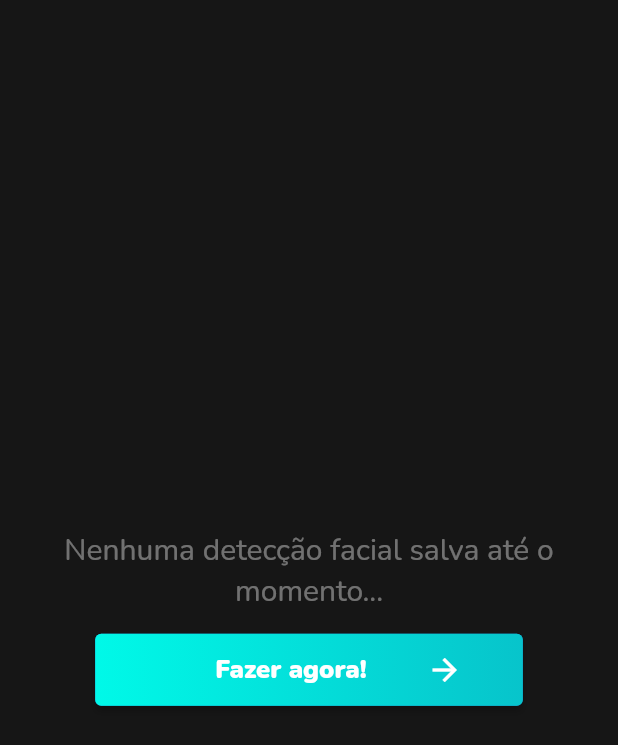
After one commit to viniciusamelio/biometricas, a Flutter app: the ResultsPage screen opened directly, on a phone screen of 412 x 824 dp. The commit adds this screen. Shown: the top 745 px of the screen. Run offline on Flutter 3.47's test engine with Material 2 defaults, Android fonts, the phone set to English and light mode, and no system bars; our stand-ins replace dio, google_fonts, hive, image_picker, permission_handler, rx_notifier and 1 more; missing offline and left inert: firebase_ml_vision; accounts and stored records are empty.

Commit message:
Adding result page, named routes and storage service

```diff
--- a/mobile/lib/main.dart
+++ b/mobile/lib/main.dart
@@ -19,6 +19,7 @@ class MyApp extends StatelessWidget {
         visualDensity: VisualDensity.adaptivePlatformDensity,
       ),
       home: HomePage(),
+      routes: {"/home": (context) => HomePage()},
     );
   }
 }
--- a/mobile/lib/modules/camera/repositories/cameraRepository.dart
+++ b/mobile/lib/modules/camera/repositories/cameraRepository.dart
@@ -1,14 +1,14 @@
 import 'package:biometricas/modules/camera/dto/pictureProcessRequestDto.dart';
 import 'package:biometricas/modules/camera/dto/pictureProcessResponseDto.dart';
+import 'package:biometricas/shared/constants.dart';
 import 'package:dio/dio.dart';
 
 class CameraRepository {
   Future<PictureProcessResponseDto> process(
       PictureProcessRequestDto dto) async {
     try {
-      final response = await Dio().post(
-          'https://biometricas-api.herokuapp.com/process',
-          data: dto.toJson());
+      final response =
+          await Dio().post(baseUrl + 'process', data: dto.toJson());
       return PictureProcessResponseDto.fromJson(response.data);
     } catch (e) {
       final response = new PictureProcessResponseDto(e);
--- /dev/null
+++ b/mobile/lib/modules/results/controllers/resultsController.dart
@@ -0,0 +1,12 @@
+import 'package:biometricas/shared/services/StorageDetectionsService.dart';
+import 'package:rx_notifier/rx_notifier.dart';
+
+class ResultsController {
+  final _storageService = StorageDetectionsService();
+
+  RxNotifier<List<dynamic>> detections = RxNotifier([]);
+
+  getDetections() async {
+    detections.value = await _storageService.getDetections();
+  }
+}
--- /dev/null
+++ b/mobile/lib/modules/results/pages/results.dart
@@ -0,0 +1,77 @@
+import 'package:biometricas/modules/camera/dto/pictureProcessResponseDto.dart';
+import 'package:biometricas/modules/camera/pages/picturePage.dart';
+import 'package:biometricas/modules/results/components/resultTile.dart';
+import 'package:biometricas/modules/results/controllers/resultsController.dart';
+import 'package:biometricas/shared/components/button.dart';
+import 'package:biometricas/shared/styles.dart';
+import 'package:flutter/material.dart';
+import 'package:rx_notifier/rx_notifier.dart';
+
+class ResultsPage extends StatefulWidget {
+  @override
+  _ResultsPageState createState() => _ResultsPageState();
+}
+
+class _ResultsPageState extends State<ResultsPage> {
+  ResultsController _controller;
+
+  @override
+  void initState() {
+    _controller = ResultsController();
+    _controller.getDetections();
+    super.initState();
+  }
+
+  @override
+  Widget build(BuildContext context) {
+    return Scaffold(
+      backgroundColor: backgroundColor,
+      body: SafeArea(
+        child: Padding(
+          padding: const EdgeInsets.all(15),
+          child: Center(
+            child: RxBuilder(
+              builder: (_) {
+                if (_controller.detections.value?.length == 0) {
+                  return Column(
+                    mainAxisSize: MainAxisSize.min,
+                    children: [
+                      Text("Nenhuma detecção facial salva até o momento...",
+                          textAlign: TextAlign.center,
+                          style: TextStyle(
+                            color: Colors.white.withAlpha(100),
+                            fontSize: 20,
+                          )),
+                      const SizedBox(height: 15),
+                      CustomButton(
+                          label: "Fazer agora!",
+                          onPressed: () {
+                            Navigator.of(context).pushNamedAndRemoveUntil(
+                                '/home', (Route<dynamic> route) => false);
+                            return Navigator.of(context).push(MaterialPageRoute(
+                              builder: (context) {
+                                return PicturePage();
+                              },
+                            ));
+                          })
+                    ],
+                  );
+                }
+
+                return ListView.builder(
+                  shrinkWrap: true,
+                  itemCount: _controller.detections.value.length,
+                  itemBuilder: (_, index) {
+                    final item = _controller.detections.value[index]
+                        as PictureProcessResponseDto;
+                    return ResultTile(imageUrl: item.imageUrl);
+                  },
+                );
+              },
+            ),
+          ),
+        ),
+      ),
+    );
+  }
+}
--- /dev/null
+++ b/mobile/lib/shared/constants.dart
@@ -0,0 +1 @@
+const baseUrl = 'https://biometricas-api.herokuapp.com/';
--- /dev/null
+++ b/mobile/lib/shared/services/storageDetectionsService.dart
@@ -0,0 +1,31 @@
+import 'package:biometricas/modules/camera/dto/pictureProcessResponseDto.dart';
+import 'package:hive/hive.dart';
+import 'package:path_provider/path_provider.dart';
+
+class StorageDetectionsService {
+  Box box;
+
+  StorageDetectionsService() {
+    openBox();
+  }
+
+  openBox() async {
+    var dir = await getApplicationDocumentsDirectory();
+    Hive.init(dir.path);
+    box = await Hive.openBox("detections");
+  }
+
+  saveDetection(PictureProcessResponseDto detection) {
+    box.put(detection.imageUrl, detection.toJson());
+  }
+
+  getDetections() async {
+    await openBox();
+    var detections = box.values;
+    final list = [];
+    for (var item in detections.toList().reversed) {
+      list.add(PictureProcessResponseDto.fromJson(item));
+    }
+    return list;
+  }
+}
--- a/mobile/pubspec.yaml
+++ b/mobile/pubspec.yaml
@@ -28,7 +28,9 @@ dependencies:
   firebase_core: ^0.7.0
   firebase_ml_vision: ^0.10.0
   google_fonts: ^1.1.2
+  hive: ^1.4.4+1
   image_picker: ^0.6.7+22
+  path_provider: ^1.6.27
   permission_handler: ^5.1.0+2
   rx_notifier: ^0.0.8
   top_snackbar_flutter: ^0.0.3
```
Also changed, not shown: mobile/lib/modules/camera/dto/pictureProcessResponseDto.dart (+9 -2 lines), mobile/lib/modules/camera/pages/picturePage.dart (+20 -6 lines), mobile/lib/modules/home/pages/home.dart (+17 -1 lines), mobile/lib/modules/results/components/resultTile.dart (added, +40 -0 lines), mobile/pubspec.lock.
